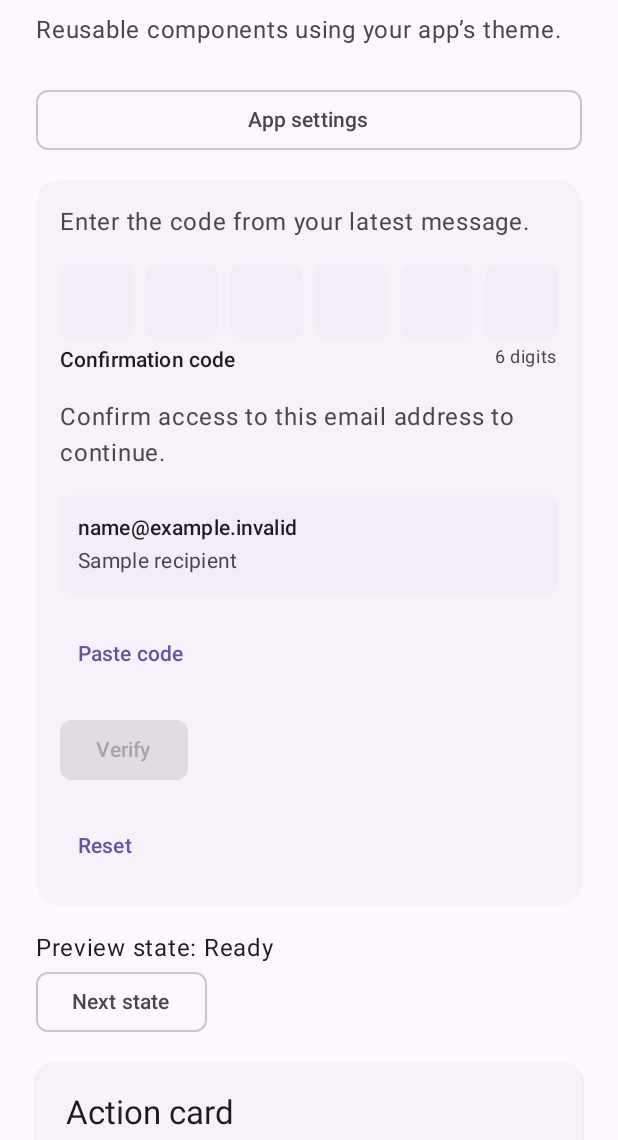
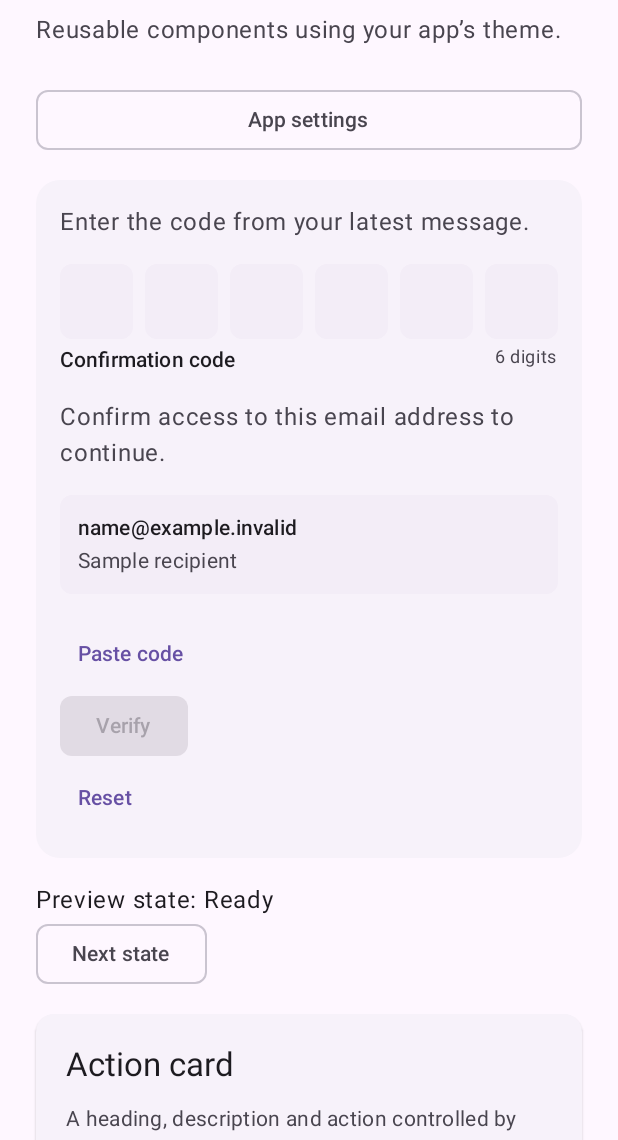
Before and after one commit to lambdawalker/android.ui.common, an Android app built with Jetpack Compose: the screen it shows after launch (MainActivity), on a phone screen of 412 x 824 dp, the part 96-1236 px from its top. Run offline under Robolectric (Android 15) with nearby library versions, the phone set to English and light mode, and no system bars.

Commit message:
fix: align end caret and compact recipient actions

```diff
--- a/ui-common/src/main/kotlin/com/apexfission/android/ui/common/CodeVerificationCard.kt
+++ b/ui-common/src/main/kotlin/com/apexfission/android/ui/common/CodeVerificationCard.kt
@@ -111,8 +111,10 @@ public fun CodeVerificationCard(
                 style = MaterialTheme.typography.bodyMedium,
                 modifier = Modifier.semantics { liveRegion = LiveRegionMode.Polite })
             supportingContent?.invoke(this)
-            if (pasteLabel != null) CodePasteButton(editor, onValueChange, pasteLabel, codeLength, inputEnabled)
-            actions?.invoke(this)
+            if (pasteLabel != null || actions != null) Column(Modifier.fillMaxWidth()) {
+                if (pasteLabel != null) CodePasteButton(editor, onValueChange, pasteLabel, codeLength, inputEnabled)
+                actions?.invoke(this)
+            }
         }
     }
 }
--- a/ui-common/src/main/kotlin/com/apexfission/android/ui/common/OneTimeCodeField.kt
+++ b/ui-common/src/main/kotlin/com/apexfission/android/ui/common/OneTimeCodeField.kt
@@ -148,7 +148,7 @@ internal fun CodeInputCells(value: String, selection: TextRange, codeLength: Int
                         color = if (active) MaterialTheme.colorScheme.onPrimaryContainer else MaterialTheme.colorScheme.onSurface,
                         style = MaterialTheme.typography.titleLarge, textAlign = TextAlign.Center)
                     if (active && selection.collapsed) Box(
-                        Modifier.align(if (index < value.length) Alignment.CenterStart else if (index < selection.start) Alignment.CenterEnd else Alignment.Center)
+                        Modifier.align(if (index < selection.start) Alignment.CenterEnd else if (index < value.length) Alignment.CenterStart else Alignment.Center)
                             .padding(horizontal = 5.dp).width(2.dp).height(24.dp)
                             .background(MaterialTheme.colorScheme.primary)
                     )
```
Also changed, not shown: 2 other files.
